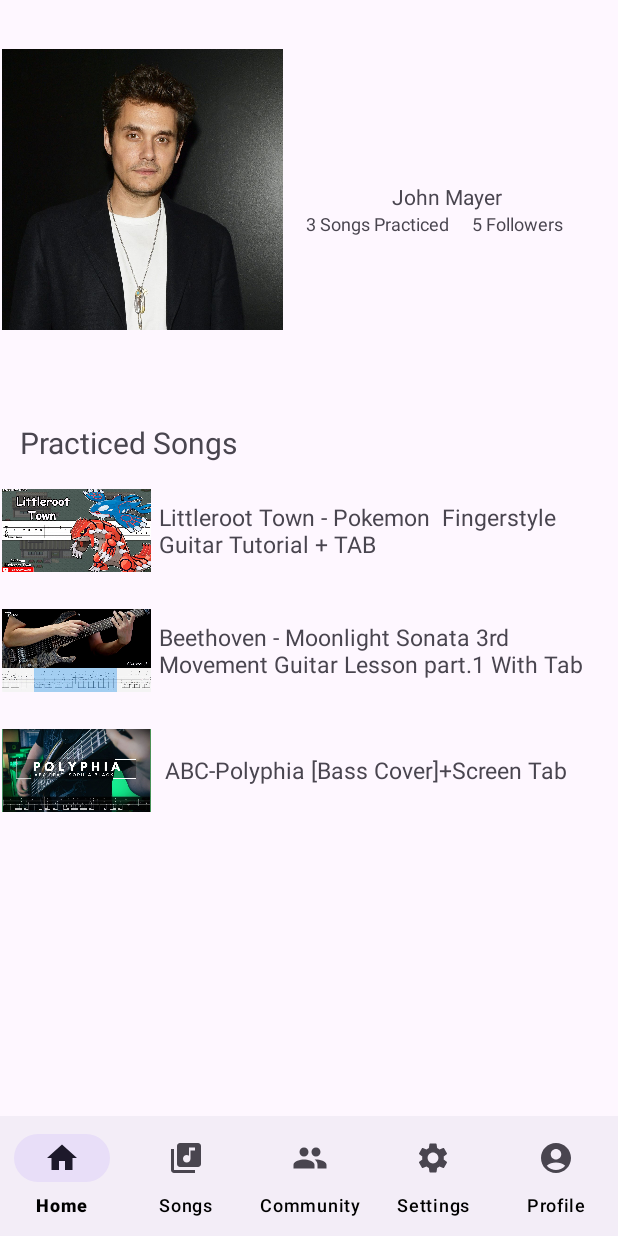
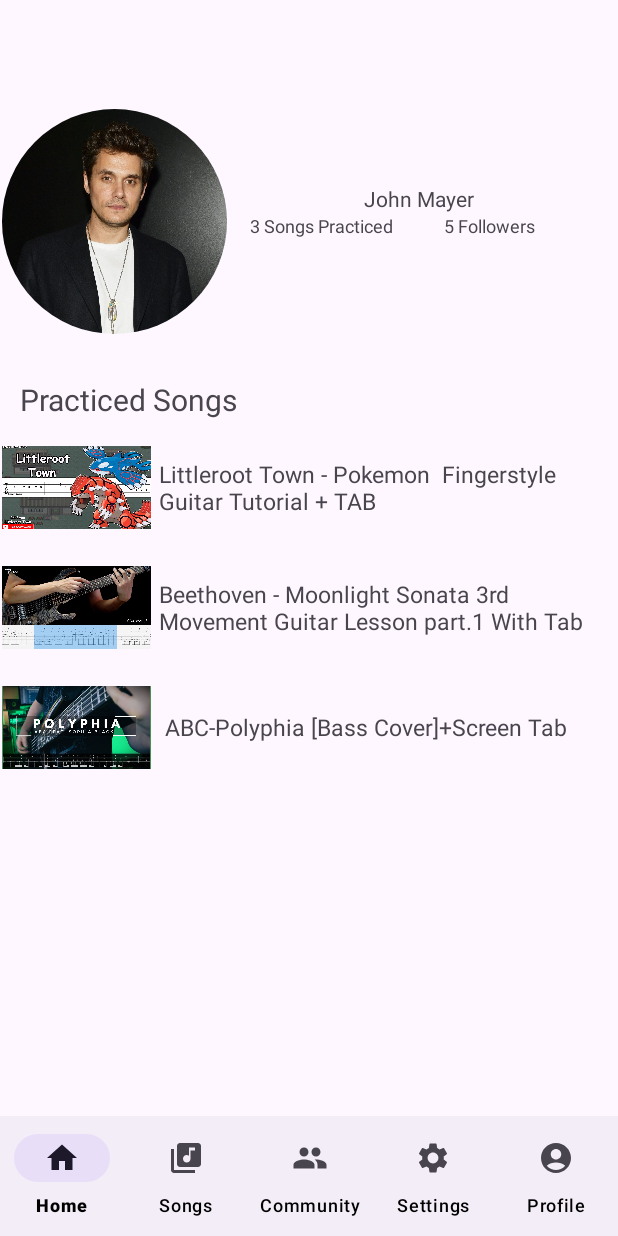
Before and after one commit to Villy15/PlayBach, an Android app: the fragment ProfileFragment placed in its activity, on a phone screen of 412 x 824 dp. Run offline under Robolectric (Android 15) with nearby library versions, the phone set to English and light mode, and no system bars; libraries missing offline, so code that uses them is left out: com.pierfrancescosoffritti.androidyoutubeplayer; 2 statements that could not run were skipped.

Commit message:
Make picture circle

```diff
--- /dev/null
+++ b/app/src/main/res/drawable/circle.xml
@@ -0,0 +1,5 @@
+<?xml version="1.0" encoding="utf-8"?>
+<shape xmlns:android="http://schemas.android.com/apk/res/android">
+    <solid android:color="#FFFFFF" /> <!-- Use any placeholder color, it won't be visible -->
+    <corners android:radius="50dp" />
+</shape>
--- a/app/src/main/res/layout/fragment_profile.xml
+++ b/app/src/main/res/layout/fragment_profile.xml
@@ -6,43 +6,52 @@
     xmlns:app="http://schemas.android.com/apk/res-auto"
     tools:context=".fragments.ProfileFragment">
 
-    <androidx.constraintlayout.widget.ConstraintLayout xmlns:android="http://schemas.android.com/apk/res/android"
-        xmlns:app="http://schemas.android.com/apk/res-auto"
-        xmlns:tools="http://schemas.android.com/tools"
+    <androidx.constraintlayout.widget.ConstraintLayout
         android:layout_width="match_parent"
         android:layout_height="match_parent">
 
         <LinearLayout
             android:layout_width="409dp"
-            android:layout_height="729dp"
+            android:layout_height="600dp"
             android:layout_marginStart="1dp"
             android:layout_marginTop="1dp"
             android:layout_marginEnd="1dp"
+            android:gravity="center"
             android:orientation="vertical"
             app:layout_constraintEnd_toEndOf="parent"
+            app:layout_constraintHorizontal_bias="0.0"
             app:layout_constraintStart_toStartOf="parent"
             app:layout_constraintTop_toTopOf="parent">
 
             <LinearLayout
                 android:layout_width="match_parent"
-                android:layout_height="250dp"
+                android:layout_height="150dp"
                 android:layout_marginBottom="30dp"
                 android:orientation="horizontal">
 
-                <ImageView
-                    android:id="@+id/imageView2"
-                    android:layout_width="65dp"
-                    android:layout_height="wrap_content"
-                    android:layout_weight="1"
-                    app:srcCompat="@drawable/john" />
+                <androidx.cardview.widget.CardView
+                    android:layout_width="150dp"
+                    android:layout_height="150dp"
+                    app:cardBackgroundColor="#00000000"
+                    app:cardCornerRadius="100dp"
+                    app:cardElevation="0dp">
+
+                    <ImageView
+                        android:id="@+id/imageView2"
+                        android:layout_width="match_parent"
+                        android:layout_height="match_parent"
+                        android:scaleType="centerCrop"
+                        app:srcCompat="@drawable/john" />
+                </androidx.cardview.widget.CardView>
 
                 <LinearLayout
                     android:layout_width="100dp"
-                    android:layout_height="match_parent"
+                    android:layout_height="wrap_content"
+                    android:layout_marginTop="50dp"
                     android:layout_weight="1"
+                    android:gravity="center"
                     android:orientation="vertical"
                     android:paddingLeft="15dp"
-                    android:paddingTop="120dp"
                     android:paddingRight="20dp">
 
                     <TextView
@@ -54,7 +63,7 @@
 
                     <LinearLayout
                         android:layout_width="match_parent"
-                        android:layout_height="match_parent"
+                        android:layout_height="wrap_content"
                         android:orientation="horizontal">
 
                         <TextView
```
